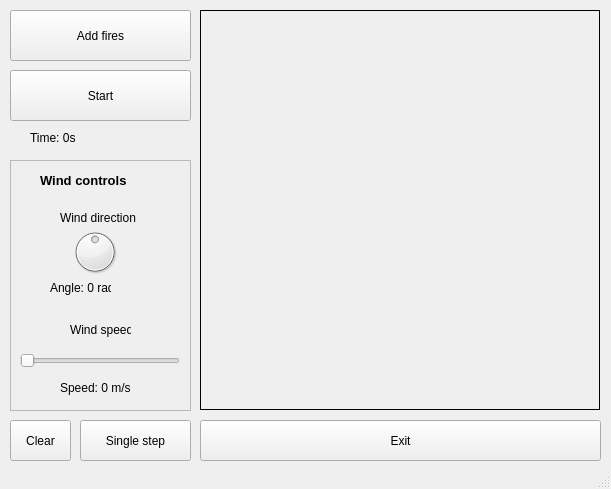
Old version of the form gui/mainwindow.ui in the repository Arpa97/ProgettoFisica.
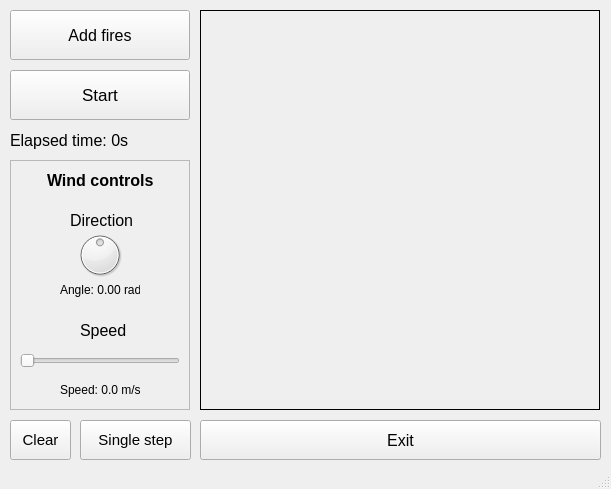
New version of the form. Icons and pictures are not drawn.

Diff of the .ui file:
```diff
--- a/gui/mainwindow.ui
+++ b/gui/mainwindow.ui
@@ -48,9 +48,14 @@
       <x>80</x>
       <y>420</y>
       <width>111</width>
-      <height>41</height>
+      <height>40</height>
      </rect>
     </property>
+    <property name="font">
+     <font>
+      <pointsize>11</pointsize>
+     </font>
+    </property>
     <property name="text">
      <string>Single step</string>
     </property>
@@ -60,10 +65,15 @@
      <rect>
       <x>10</x>
       <y>10</y>
-      <width>181</width>
-      <height>51</height>
+      <width>180</width>
+      <height>50</height>
      </rect>
     </property>
+    <property name="font">
+     <font>
+      <pointsize>12</pointsize>
+     </font>
+    </property>
     <property name="text">
      <string>Add fires</string>
     </property>
@@ -71,17 +81,22 @@
    <widget class="QLabel" name="labelInfoTime">
     <property name="geometry">
      <rect>
-      <x>30</x>
+      <x>10</x>
       <y>130</y>
-      <width>121</width>
-      <height>16</height>
+      <width>180</width>
+      <height>20</height>
      </rect>
     </property>
+    <property name="font">
+     <font>
+      <pointsize>12</pointsize>
+     </font>
+    </property>
     <property name="frameShape">
      <enum>QFrame::NoFrame</enum>
     </property>
     <property name="text">
-     <string>Time: 0s</string>
+     <string>Elapsed time: 0s</string>
     </property>
     <property name="textFormat">
      <enum>Qt::PlainText</enum>
@@ -92,10 +107,17 @@
      <rect>
       <x>10</x>
       <y>70</y>
-      <width>181</width>
-      <height>51</height>
+      <width>180</width>
+      <height>50</height>
      </rect>
     </property>
+    <property name="font">
+     <font>
+      <pointsize>13</pointsize>
+      <weight>50</weight>
+      <bold>false</bold>
+     </font>
+    </property>
     <property name="text">
      <string>Start</string>
     </property>
@@ -106,9 +128,16 @@
       <x>200</x>
       <y>420</y>
       <width>401</width>
-      <height>41</height>
+      <height>40</height>
      </rect>
     </property>
+    <property name="font">
+     <font>
+      <pointsize>12</pointsize>
+      <weight>50</weight>
+      <bold>false</bold>
+     </font>
+    </property>
     <property name="text">
      <string>Exit</string>
     </property>
@@ -122,9 +151,14 @@
       <x>10</x>
       <y>420</y>
       <width>61</width>
-      <height>41</height>
+      <height>40</height>
      </rect>
     </property>
+    <property name="font">
+     <font>
+      <pointsize>11</pointsize>
+     </font>
+    </property>
     <property name="text">
      <string>Clear</string>
     </property>
@@ -134,8 +168,8 @@
      <rect>
       <x>10</x>
       <y>160</y>
-      <width>181</width>
-      <height>251</height>
+      <width>180</width>
+      <height>250</height>
      </rect>
     </property>
     <property name="autoFillBackground">
@@ -150,15 +184,15 @@
     <widget class="QLabel" name="label_5">
      <property name="geometry">
       <rect>
-       <x>30</x>
+       <x>37</x>
        <y>10</y>
-       <width>111</width>
+       <width>112</width>
        <height>20</height>
       </rect>
      </property>
      <property name="font">
       <font>
-       <pointsize>10</pointsize>
+       <pointsize>12</pointsize>
        <weight>75</weight>
        <bold>true</bold>
       </font>
@@ -170,36 +204,43 @@
     <widget class="QLabel" name="windDirLabel">
      <property name="geometry">
       <rect>
-       <x>40</x>
+       <x>50</x>
        <y>120</y>
-       <width>61</width>
-       <height>16</height>
+       <width>80</width>
+       <height>20</height>
       </rect>
      </property>
      <property name="text">
-      <string>Angle: 0 rad</string>
+      <string>Angle: 0.00 rad</string>
      </property>
     </widget>
     <widget class="QLabel" name="label_4">
      <property name="geometry">
       <rect>
-       <x>50</x>
+       <x>60</x>
        <y>50</y>
-       <width>91</width>
-       <height>16</height>
+       <width>65</width>
+       <height>21</height>
       </rect>
      </property>
+     <property name="font">
+      <font>
+       <pointsize>12</pointsize>
+       <weight>50</weight>
+       <bold>false</bold>
+      </font>
+     </property>
      <property name="text">
-      <string>Wind direction</string>
+      <string>Direction</string>
      </property>
     </widget>
     <widget class="QDial" name="windDir">
      <property name="geometry">
       <rect>
-       <x>60</x>
-       <y>60</y>
+       <x>65</x>
+       <y>70</y>
        <width>50</width>
-       <height>64</height>
+       <height>50</height>
       </rect>
      </property>
      <property name="minimum">
@@ -215,14 +256,21 @@
     <widget class="QLabel" name="label_3">
      <property name="geometry">
       <rect>
-       <x>60</x>
+       <x>70</x>
        <y>160</y>
-       <width>61</width>
+       <width>46</width>
        <height>20</height>
       </rect>
      </property>
+     <property name="font">
+      <font>
+       <pointsize>12</pointsize>
+       <weight>50</weight>
+       <bold>false</bold>
+      </font>
+     </property>
      <property name="text">
-      <string>Wind speed</string>
+      <string>Speed</string>
      </property>
     </widget>
     <widget class="QLabel" name="windSpeedLabel">
@@ -230,12 +278,12 @@
       <rect>
        <x>50</x>
        <y>220</y>
-       <width>101</width>
-       <height>16</height>
+       <width>80</width>
+       <height>20</height>
       </rect>
      </property>
      <property name="text">
-      <string>Speed: 0 m/s</string>
+      <string>Speed: 0.0 m/s</string>
      </property>
     </widget>
     <widget class="QSlider" name="windSpeed">
```
